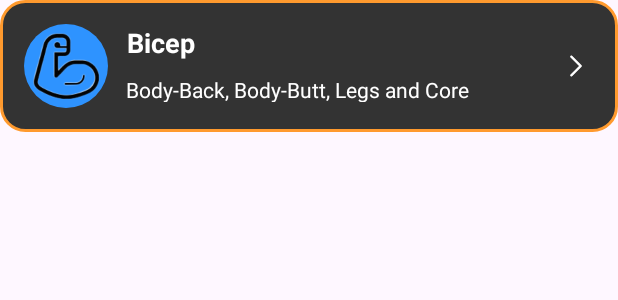
After one commit to by5ya/fitness-app, an Android app: the layout item_exercise.xml on its own in the app's theme, with its tools: preview values and no code run, on a phone screen of 412 x 824 dp. The commit adds this screen. Shown: the top 300 px of the screen. Run offline under Robolectric (Android 15) with nearby library versions, the phone set to English and light mode, and no system bars.

Commit message:
обновление activity_exercise_list

```diff
--- /dev/null
+++ b/app/src/main/res/drawable/rounded_item_background.xml
@@ -0,0 +1,7 @@
+<?xml version="1.0" encoding="utf-8"?>
+<shape xmlns:android="http://schemas.android.com/apk/res/android">
+    <solid android:color="@color/primary_color" /> <!-- Цвет фона -->
+    <stroke android:width="2dp" android:color="@color/secondary_color" /> <!-- Оранжевая обводка -->
+    <corners android:radius="16dp" /> <!-- Закругленные углы -->
+    <padding android:left="16dp" android:top="8dp" android:right="16dp" android:bottom="8dp" />
+</shape>
--- /dev/null
+++ b/app/src/main/res/layout/item_exercise.xml
@@ -0,0 +1,61 @@
+<?xml version="1.0" encoding="utf-8"?>
+<androidx.constraintlayout.widget.ConstraintLayout xmlns:android="http://schemas.android.com/apk/res/android"
+    xmlns:app="http://schemas.android.com/apk/res-auto"
+    xmlns:tools="http://schemas.android.com/tools"
+    android:layout_width="match_parent"
+    android:layout_height="wrap_content"
+    android:background="@drawable/rounded_item_background"
+    android:padding="16dp"
+    android:layout_marginBottom="8dp">
+
+    <!-- Заголовок -->
+    <ImageView
+        android:id="@+id/imageViewExercise"
+        android:layout_width="56dp"
+        android:layout_height="56dp"
+        android:background="@drawable/circle_background"
+        android:scaleType="centerCrop"
+        android:src="@drawable/ic_arrow"
+        app:layout_constraintBottom_toBottomOf="parent"
+        app:layout_constraintStart_toStartOf="parent"
+        app:layout_constraintTop_toTopOf="parent"
+        app:layout_constraintVertical_bias="0.0" />
+
+    <TextView
+        android:id="@+id/textViewExerciseName"
+        android:layout_width="259dp"
+        android:layout_height="30dp"
+        android:layout_marginEnd="16dp"
+        android:text="Bicep"
+        android:textColor="@color/white"
+        android:textSize="18sp"
+        android:textStyle="bold"
+        app:layout_constraintEnd_toStartOf="@id/imageViewArrow"
+        app:layout_constraintStart_toEndOf="@id/imageViewExercise"
+        app:layout_constraintTop_toTopOf="parent" />
+
+    <!-- Подзаголовок -->
+    <TextView
+        android:id="@+id/textViewExerciseDetails"
+        android:layout_width="276dp"
+        android:layout_height="18dp"
+        android:layout_marginTop="4dp"
+        android:text="Body-Back, Body-Butt, Legs and Core"
+        android:textColor="@color/white"
+        android:textSize="14sp"
+        app:layout_constraintEnd_toStartOf="@id/imageViewArrow"
+        app:layout_constraintStart_toEndOf="@id/imageViewExercise"
+        app:layout_constraintTop_toBottomOf="@id/textViewExerciseName" />
+
+    <!-- Стрелочка ">" -->
+    <ImageView
+        android:id="@+id/imageViewArrow"
+        android:layout_width="24dp"
+        android:layout_height="24dp"
+        android:src="@drawable/icon_right"
+        app:layout_constraintTop_toTopOf="parent"
+        app:layout_constraintBottom_toBottomOf="parent"
+        app:layout_constraintEnd_toEndOf="parent"
+        app:tint="@color/white" />
+
+</androidx.constraintlayout.widget.ConstraintLayout>
```
Also changed, not shown: app/src/main/java/com/example/fitness_app/ExerciseAdapter.java (added, +50 -0 lines), app/src/main/res/layout/activity_exercise_list.xml (+17 -6 lines), app/src/main/res/drawable/ic_arrow.png (added), app/src/main/res/drawable/icon_right.png (added).
